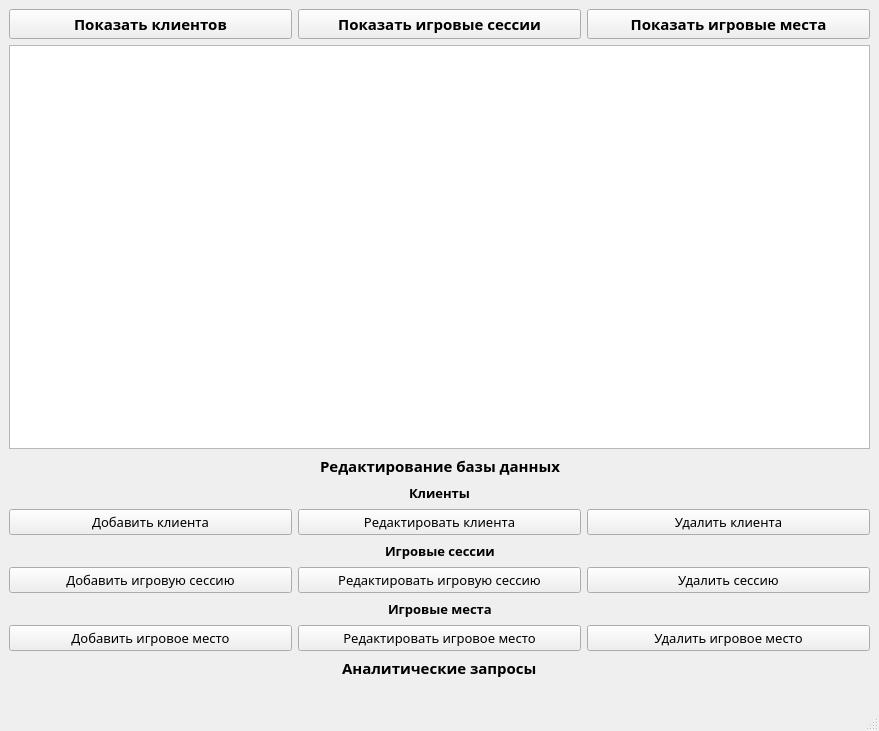
First picture: the form in Computer_club/mainwindow.ui, repository nydrawandcry/ComputerClub_Database, before the edit.
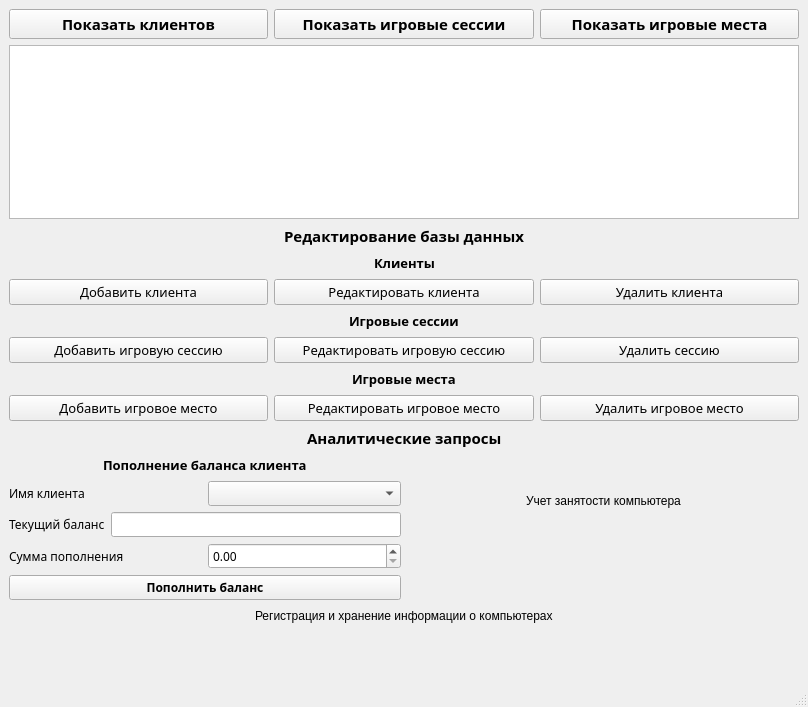
Second picture: the form after the edit.

```diff
--- a/Computer_club/mainwindow.ui
+++ b/Computer_club/mainwindow.ui
@@ -6,8 +6,8 @@
    <rect>
     <x>0</x>
     <y>0</y>
-    <width>879</width>
-    <height>731</height>
+    <width>808</width>
+    <height>707</height>
    </rect>
   </property>
   <property name="windowTitle">
@@ -465,13 +465,254 @@
          <number>0</number>
         </property>
         <item>
-         <layout class="QVBoxLayout" name="verticalLayout_3"/>
+         <layout class="QVBoxLayout" name="verticalLayout_3">
+          <property name="bottomMargin">
+           <number>0</number>
+          </property>
+          <item>
+           <layout class="QHBoxLayout" name="horizontalLayout_12">
+            <item>
+             <spacer name="horizontalSpacer_12">
+              <property name="orientation">
+               <enum>Qt::Orientation::Horizontal</enum>
+              </property>
+              <property name="sizeHint" stdset="0">
+               <size>
+                <width>40</width>
+                <height>20</height>
+               </size>
+              </property>
+             </spacer>
+            </item>
+            <item>
+             <widget class="QLabel" name="label_6">
+              <property name="font">
+               <font>
+                <family>Century Gothic</family>
+                <pointsize>10</pointsize>
+                <bold>true</bold>
+               </font>
+              </property>
+              <property name="text">
+               <string>Пополнение баланса клиента</string>
+              </property>
+             </widget>
+            </item>
+            <item>
+             <spacer name="horizontalSpacer_11">
+              <property name="orientation">
+               <enum>Qt::Orientation::Horizontal</enum>
+              </property>
+              <property name="sizeHint" stdset="0">
+               <size>
+                <width>40</width>
+                <height>20</height>
+               </size>
+              </property>
+             </spacer>
+            </item>
+           </layout>
+          </item>
+          <item>
+           <layout class="QHBoxLayout" name="horizontalLayout_16">
+            <property name="topMargin">
+             <number>0</number>
+            </property>
+            <item>
+             <widget class="QLabel" name="label_9">
+              <property name="font">
+               <font>
+                <family>Century Gothic</family>
+               </font>
+              </property>
+              <property name="text">
+               <string>Имя клиента</string>
+              </property>
+             </widget>
+            </item>
+            <item>
+             <widget class="QComboBox" name="BalanceClient">
+              <property name="font">
+               <font>
+                <family>Century Gothic</family>
+               </font>
+              </property>
+             </widget>
+            </item>
+           </layout>
+          </item>
+          <item>
+           <layout class="QHBoxLayout" name="horizontalLayout_17">
+            <property name="topMargin">
+             <number>0</number>
+            </property>
+            <item>
+             <widget class="QLabel" name="label_10">
+              <property name="font">
+               <font>
+                <family>Century Gothic</family>
+               </font>
+              </property>
+              <property name="text">
+               <string>Текущий баланс</string>
+              </property>
+             </widget>
+            </item>
+            <item>
+             <widget class="QLineEdit" name="CurrentBalance">
+              <property name="font">
+               <font>
+                <family>Century Gothic</family>
+               </font>
+              </property>
+             </widget>
+            </item>
+           </layout>
+          </item>
+          <item>
+           <layout class="QHBoxLayout" name="horizontalLayout_18">
+            <property name="topMargin">
+             <number>0</number>
+            </property>
+            <item>
+             <widget class="QLabel" name="label_11">
+              <property name="font">
+               <font>
+                <family>Century Gothic</family>
+               </font>
+              </property>
+              <property name="text">
+               <string>Сумма пополнения</string>
+              </property>
+             </widget>
+            </item>
+            <item>
+             <widget class="QDoubleSpinBox" name="AddBalanceSum">
+              <property name="font">
+               <font>
+                <family>Century Gothic</family>
+               </font>
+              </property>
+             </widget>
+            </item>
+           </layout>
+          </item>
+          <item>
+           <widget class="QPushButton" name="AddBalance">
+            <property name="font">
+             <font>
+              <family>Century Gothic</family>
+              <bold>true</bold>
+             </font>
+            </property>
+            <property name="text">
+             <string>Пополнить баланс</string>
+            </property>
+           </widget>
+          </item>
+         </layout>
         </item>
         <item>
          <layout class="QVBoxLayout" name="verticalLayout_2">
           <property name="topMargin">
-           <number>21</number>
+           <number>0</number>
           </property>
+          <property name="bottomMargin">
+           <number>54</number>
+          </property>
+          <item>
+           <layout class="QHBoxLayout" name="horizontalLayout_14">
+            <property name="topMargin">
+             <number>0</number>
+            </property>
+            <property name="rightMargin">
+             <number>0</number>
+            </property>
+            <item>
+             <spacer name="horizontalSpacer_14">
+              <property name="orientation">
+               <enum>Qt::Orientation::Horizontal</enum>
+              </property>
+              <property name="sizeHint" stdset="0">
+               <size>
+                <width>40</width>
+                <height>20</height>
+               </size>
+              </property>
+             </spacer>
+            </item>
+            <item>
+             <widget class="QLabel" name="label_7">
+              <property name="text">
+               <string>Учет занятости компьютера</string>
+              </property>
+             </widget>
+            </item>
+            <item>
+             <spacer name="horizontalSpacer_13">
+              <property name="orientation">
+               <enum>Qt::Orientation::Horizontal</enum>
+              </property>
+              <property name="sizeHint" stdset="0">
+               <size>
+                <width>40</width>
+                <height>20</height>
+               </size>
+              </property>
+             </spacer>
+            </item>
+           </layout>
+          </item>
+         </layout>
+        </item>
+       </layout>
+      </item>
+      <item>
+       <layout class="QVBoxLayout" name="verticalLayout_5">
+        <property name="rightMargin">
+         <number>0</number>
+        </property>
+        <property name="bottomMargin">
+         <number>50</number>
+        </property>
+        <item>
+         <layout class="QHBoxLayout" name="horizontalLayout_15">
+          <property name="rightMargin">
+           <number>0</number>
+          </property>
+          <item>
+           <spacer name="horizontalSpacer_16">
+            <property name="orientation">
+             <enum>Qt::Orientation::Horizontal</enum>
+            </property>
+            <property name="sizeHint" stdset="0">
+             <size>
+              <width>40</width>
+              <height>20</height>
+             </size>
+            </property>
+           </spacer>
+          </item>
+          <item>
+           <widget class="QLabel" name="label_8">
+            <property name="text">
+             <string>Регистрация и хранение информации о компьютерах</string>
+            </property>
+           </widget>
+          </item>
+          <item>
+           <spacer name="horizontalSpacer_15">
+            <property name="orientation">
+             <enum>Qt::Orientation::Horizontal</enum>
+            </property>
+            <property name="sizeHint" stdset="0">
+             <size>
+              <width>40</width>
+              <height>20</height>
+             </size>
+            </property>
+           </spacer>
+          </item>
          </layout>
         </item>
        </layout>
```
Left out of the diff: 8 changed lines with no effect on the pictures.
